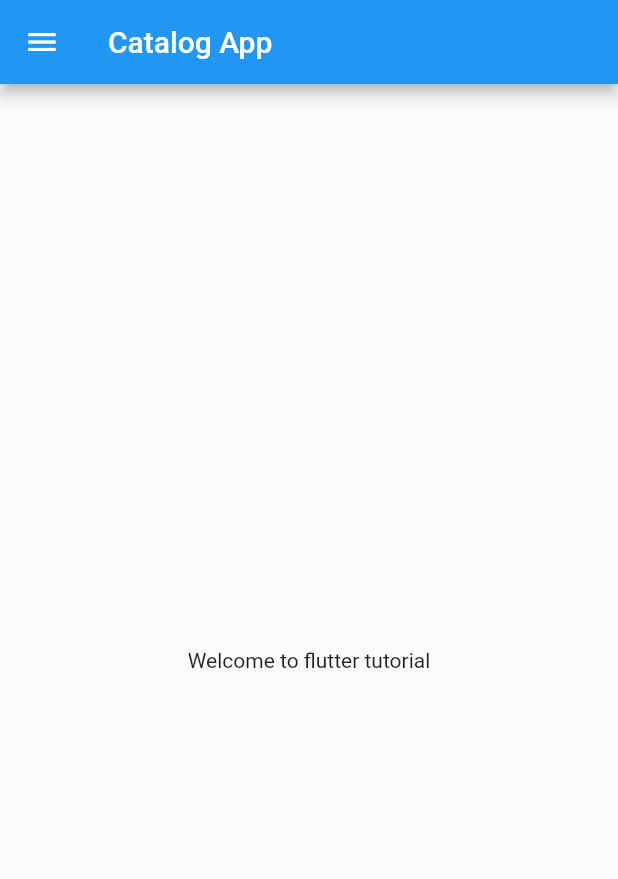
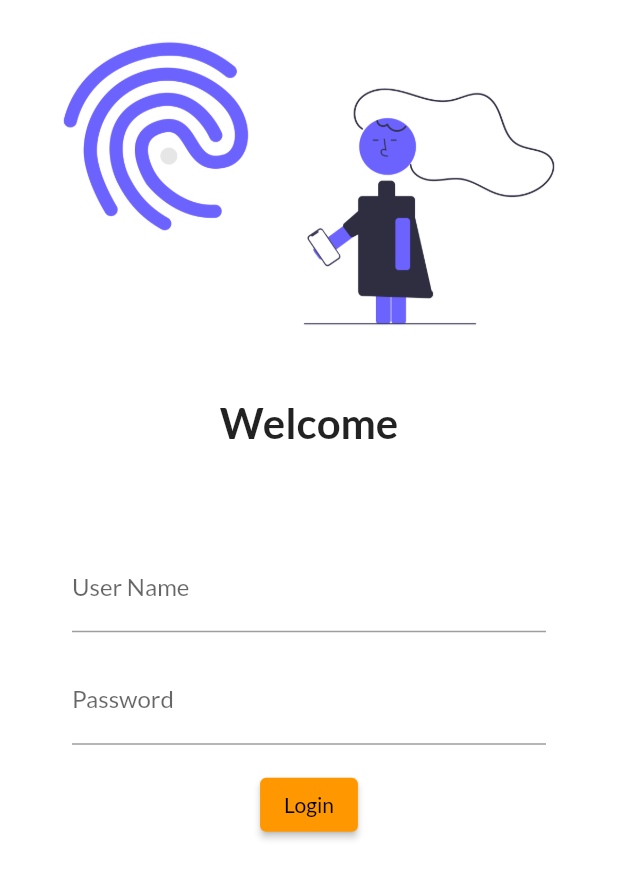
Before and after one commit to jytprks/learning_flutter, a Flutter app: the screen it shows after launch, on a phone screen of 412 x 824 dp. Shown: the top 879 px of the screen. Run offline on Flutter 3.47's test engine with Material 2 defaults, Android fonts, the phone set to English and light mode, and no system bars; our stand-ins replace google_fonts.

Commit message:
day 3 complted

```diff
--- a/lib/main.dart
+++ b/lib/main.dart
@@ -1,14 +1,28 @@
 import 'package:flutter/material.dart';
-import 'package:flutter_catalog/home_page.dart';
+import 'package:flutter_catalog/pages/home_page.dart';
+import 'package:flutter_catalog/pages/login_page.dart';
+import 'package:google_fonts/google_fonts.dart';
 
 void main() {
   runApp(MyApp());
 }
 
 class MyApp extends StatelessWidget {
-  int days = 30;
   @override
   Widget build(BuildContext context) {
-    return HomePage();
+    return MaterialApp(
+      themeMode: ThemeMode.light,
+      theme: ThemeData(
+        primarySwatch: Colors.orange,
+        fontFamily: GoogleFonts.lato().fontFamily,
+        primaryTextTheme: GoogleFonts.latoTextTheme(),
+      ),
+      darkTheme: ThemeData(brightness: Brightness.dark),
+      routes: {
+        "/": (context) => LoginPage(),
+        "/home": (context) => HomePage(),
+        "/login": (context) => LoginPage(),
+      },
+    );
   }
 }
--- a/lib/home_page.dart
+++ b/lib/pages/home_page.dart
@@ -5,8 +5,7 @@ class HomePage extends StatelessWidget {
 
   @override
   Widget build(BuildContext context) {
-    return MaterialApp(
-        home: Scaffold(
+    return Scaffold(
       appBar: AppBar(
         title: Text("Catalog App"),
       ),
@@ -16,6 +15,6 @@ class HomePage extends StatelessWidget {
         ),
       ),
       drawer: Drawer(),
-    ));
+    );
   }
 }
--- /dev/null
+++ b/lib/pages/login_page.dart
@@ -0,0 +1,63 @@
+import 'dart:ui';
+
+import 'package:flutter/material.dart';
+
+class LoginPage extends StatelessWidget {
+  const LoginPage({super.key});
+
+  @override
+  Widget build(BuildContext context) {
+    return Material(
+      color: Colors.white,
+      child: Column(
+        children: [
+          Image.asset(
+            "assets/images/login_image.png",
+            fit: BoxFit.cover,
+          ),
+          SizedBox(
+            height: 20.0,
+          ),
+          Text(
+            "Welcome",
+            style: TextStyle(fontSize: 28, fontWeight: FontWeight.bold),
+          ),
+          SizedBox(
+            height: 20.0,
+          ),
+          Padding(
+            padding: const EdgeInsets.symmetric(vertical: 36, horizontal: 40),
+            child: Column(
+              children: [
+                Padding(
+                  padding: const EdgeInsets.all(8.0),
+                  child: TextFormField(
+                    decoration: InputDecoration(
+                        hintText: "Enter User Name", labelText: "User Name"),
+                  ),
+                ),
+                Padding(
+                  padding: const EdgeInsets.all(8.0),
+                  child: TextFormField(
+                    decoration: InputDecoration(
+                        hintText: "Enter Password", labelText: "Password"),
+                  ),
+                ),
+                Padding(
+                  padding: const EdgeInsets.all(8.0),
+                  child: ElevatedButton(
+                    child: Text("Login"),
+                    onPressed: () {
+                      print("BHai login karade");
+                    },
+                    style: TextButton.styleFrom(),
+                  ),
+                )
+              ],
+            ),
+          )
+        ],
+      ),
+    );
+  }
+}
--- a/pubspec.yaml
+++ b/pubspec.yaml
@@ -36,6 +36,7 @@ dependencies:
   # The following adds the Cupertino Icons font to your application.
   # Use with the CupertinoIcons class for iOS style icons.
   cupertino_icons: ^1.0.2
+  google_fonts: ^4.0.3
 
 dev_dependencies:
   flutter_test:
@@ -60,8 +61,8 @@ flutter:
   uses-material-design: true
 
   # To add assets to your application, add an assets section, like this:
-  # assets:
-  #   - images/a_dot_burr.jpeg
+  assets:
+    - assets/images/
   #   - images/a_dot_ham.jpeg
 
   # An image asset can refer to one or more resolution-specific "variants", see
```
Also changed, not shown: assets/images/login_image.png (added), pubspec.lock, 2 other files.
